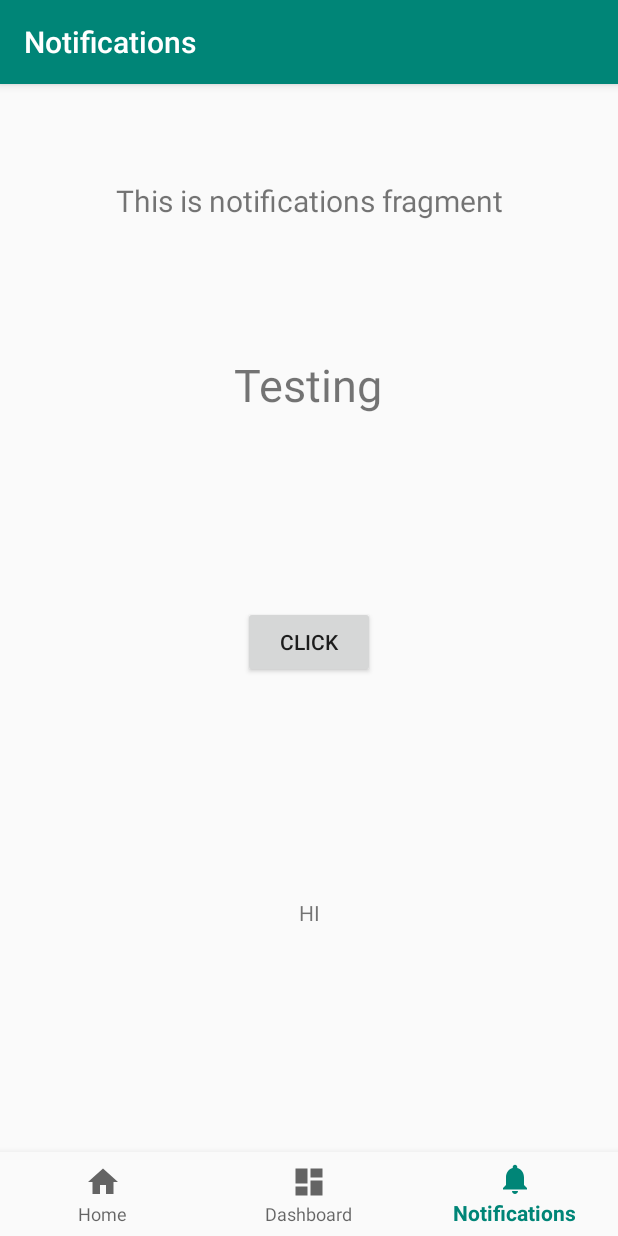
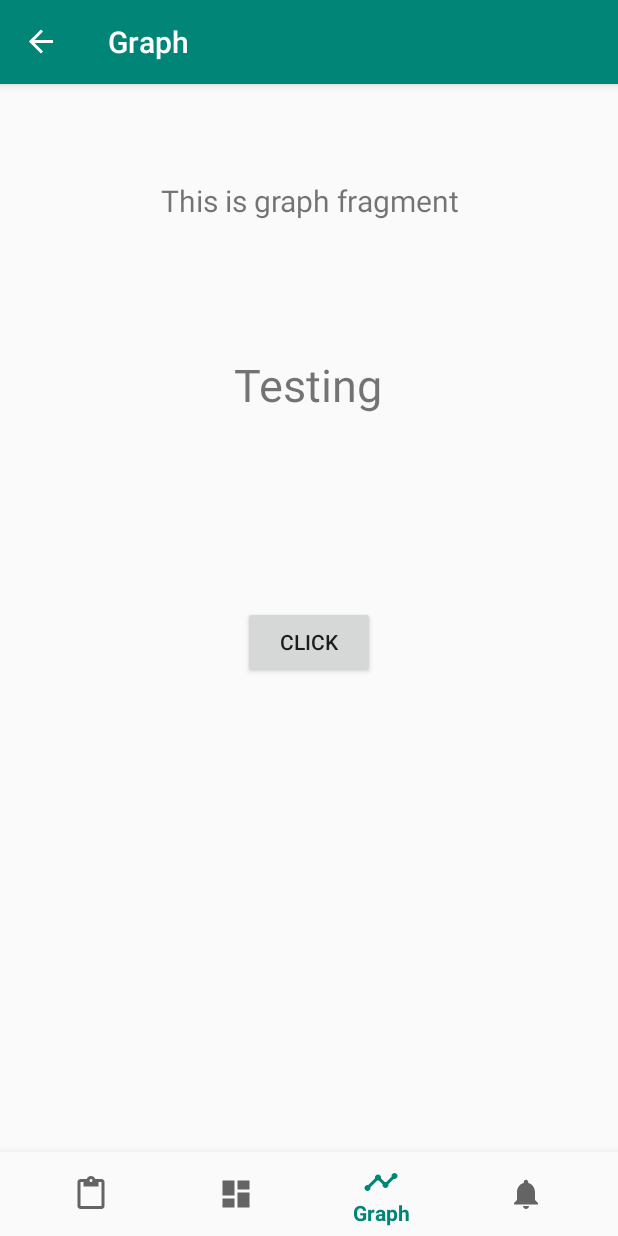
Before and after one commit to jianghao-py/Health-Balancer, an Android app: the screen it shows after launch (MainActivity), item 3 of the bottom bar chosen, on a phone screen of 412 x 824 dp. Run offline under Robolectric (Android 15) with nearby library versions, the phone set to English and light mode, and no system bars; our stand-ins replace navigation-ui.

Commit message:
addtextview: add extra layer

```diff
--- a/app/src/main/AndroidManifest.xml
+++ b/app/src/main/AndroidManifest.xml
@@ -9,6 +9,7 @@
         android:roundIcon="@mipmap/ic_launcher_round"
         android:supportsRtl="true"
         android:theme="@style/AppTheme">
+
         <activity
             android:name=".MainActivity"
             android:label="@string/app_name">
--- /dev/null
+++ b/app/src/main/java/com/example/comp3004project/ui/graph/GraphFragment.java
@@ -0,0 +1,35 @@
+package com.example.comp3004project.ui.graph;
+
+import android.os.Bundle;
+import android.view.LayoutInflater;
+import android.view.View;
+import android.view.ViewGroup;
+import android.widget.TextView;
+
+import androidx.annotation.Nullable;
+import androidx.annotation.NonNull;
+import androidx.fragment.app.Fragment;
+import androidx.lifecycle.Observer;
+import androidx.lifecycle.ViewModelProviders;
+
+import com.example.comp3004project.R;
+
+public class GraphFragment extends Fragment {
+
+    private GraphViewModel graphViewModel;
+
+    public View onCreateView(@NonNull LayoutInflater inflater,
+                             ViewGroup container, Bundle savedInstanceState) {
+        graphViewModel =
+                ViewModelProviders.of(this).get(GraphViewModel.class);
+        View root = inflater.inflate(R.layout.fragment_home, container, false);
+        final TextView textView = root.findViewById(R.id.text_home);
+        graphViewModel.getText().observe(this, new Observer<String>() {
+            @Override
+            public void onChanged(@Nullable String s) {
+                textView.setText(s);
+            }
+        });
+        return root;
+    }
+}
--- /dev/null
+++ b/app/src/main/java/com/example/comp3004project/ui/graph/GraphViewModel.java
@@ -0,0 +1,19 @@
+package com.example.comp3004project.ui.graph;
+
+import androidx.lifecycle.LiveData;
+import androidx.lifecycle.MutableLiveData;
+import androidx.lifecycle.ViewModel;
+
+public class GraphViewModel extends ViewModel {
+
+    private MutableLiveData<String> mText;
+
+    public GraphViewModel() {
+        mText = new MutableLiveData<>();
+        mText.setValue("This is graph fragment");
+    }
+
+    public LiveData<String> getText() {
+        return mText;
+    }
+}
--- /dev/null
+++ b/app/src/main/res/drawable/ic_graph_black_24dp.xml
@@ -0,0 +1,9 @@
+<vector xmlns:android="http://schemas.android.com/apk/res/android"
+        android:width="24dp"
+        android:height="24dp"
+        android:viewportWidth="24.0"
+        android:viewportHeight="24.0">
+    <path
+        android:fillColor="#FF000000"
+        android:pathData="M23,8c0,1.1 -0.9,2 -2,2 -0.18,0 -0.35,-0.02 -0.51,-0.07l-3.56,3.55c0.05,0.16 0.07,0.34 0.07,0.52 0,1.1 -0.9,2 -2,2s-2,-0.9 -2,-2c0,-0.18 0.02,-0.36 0.07,-0.52l-2.55,-2.55c-0.16,0.05 -0.34,0.07 -0.52,0.07s-0.36,-0.02 -0.52,-0.07l-4.55,4.56c0.05,0.16 0.07,0.33 0.07,0.51 0,1.1 -0.9,2 -2,2s-2,-0.9 -2,-2 0.9,-2 2,-2c0.18,0 0.35,0.02 0.51,0.07l4.56,-4.55C8.02,9.36 8,9.18 8,9c0,-1.1 0.9,-2 2,-2s2,0.9 2,2c0,0.18 -0.02,0.36 -0.07,0.52l2.55,2.55c0.16,-0.05 0.34,-0.07 0.52,-0.07s0.36,0.02 0.52,0.07l3.55,-3.56C19.02,8.35 19,8.18 19,8c0,-1.1 0.9,-2 2,-2s2,0.9 2,2z"/>
+</vector>
--- a/app/src/main/res/drawable/ic_home_black_24dp.xml
+++ b/app/src/main/res/drawable/ic_home_black_24dp.xml
@@ -5,5 +5,5 @@
     android:viewportHeight="24.0">
     <path
         android:fillColor="#FF000000"
-        android:pathData="M10,20v-6h4v6h5v-8h3L12,3 2,12h3v8z" />
+        android:pathData="M19,2h-4.18C14.4,0.84 13.3,0 12,0c-1.3,0 -2.4,0.84 -2.82,2L5,2c-1.1,0 -2,0.9 -2,2v16c0,1.1 0.9,2 2,2h14c1.1,0 2,-0.9 2,-2L21,4c0,-1.1 -0.9,-2 -2,-2zM12,2c0.55,0 1,0.45 1,1s-0.45,1 -1,1 -1,-0.45 -1,-1 0.45,-1 1,-1zM19,20L5,20L5,4h2v3h10L17,4h2v16z"/>
 </vector>
--- a/app/src/main/res/layout/activity_main.xml
+++ b/app/src/main/res/layout/activity_main.xml
@@ -62,15 +62,4 @@
         app:layout_constraintStart_toStartOf="parent"
         app:layout_constraintTop_toTopOf="@+id/guideline" />
 
-    <TextView
-        android:id="@+id/textView2"
-        android:layout_width="wrap_content"
-        android:layout_height="wrap_content"
-        android:layout_marginBottom="4dp"
-        android:text="HI"
-        app:layout_constraintBottom_toTopOf="@+id/nav_view"
-        app:layout_constraintEnd_toEndOf="parent"
-        app:layout_constraintStart_toStartOf="parent"
-        app:layout_constraintTop_toBottomOf="@+id/button" />
-
 </androidx.constraintlayout.widget.ConstraintLayout>
--- /dev/null
+++ b/app/src/main/res/layout/fragment_graph.xml
@@ -0,0 +1,19 @@
+<?xml version="1.0" encoding="utf-8"?>
+<androidx.constraintlayout.widget.ConstraintLayout xmlns:android="http://schemas.android.com/apk/res/android"
+    xmlns:app="http://schemas.android.com/apk/res-auto"
+    android:layout_width="match_parent"
+    android:layout_height="match_parent">
+
+    <TextView
+        android:id="@+id/text_graph"
+        android:layout_width="match_parent"
+        android:layout_height="wrap_content"
+        android:layout_marginStart="8dp"
+        android:layout_marginTop="8dp"
+        android:layout_marginEnd="8dp"
+        android:textAlignment="center"
+        android:textSize="20sp"
+        app:layout_constraintEnd_toEndOf="parent"
+        app:layout_constraintStart_toStartOf="parent"
+        app:layout_constraintTop_toTopOf="parent" />
+</androidx.constraintlayout.widget.ConstraintLayout>
--- a/app/src/main/res/menu/bottom_nav_menu.xml
+++ b/app/src/main/res/menu/bottom_nav_menu.xml
@@ -4,12 +4,17 @@
     <item
         android:id="@+id/navigation_home"
         android:icon="@drawable/ic_home_black_24dp"
-        android:title="@string/title_home" />
+        android:title="@string/title_home"
+        />
 
     <item
         android:id="@+id/navigation_dashboard"
         android:icon="@drawable/ic_dashboard_black_24dp"
         android:title="@string/title_dashboard" />
+    <item
+        android:id="@+id/navigation_graph"
+        android:icon="@drawable/ic_graph_black_24dp"
+        android:title="@string/title_graph" />
 
     <item
         android:id="@+id/navigation_notifications"
--- a/app/src/main/res/navigation/mobile_navigation.xml
+++ b/app/src/main/res/navigation/mobile_navigation.xml
@@ -9,13 +9,30 @@
         android:id="@+id/navigation_home"
         android:name="com.example.comp3004project.ui.home.HomeFragment"
         android:label="@string/title_home"
-        tools:layout="@layout/fragment_home" />
+        tools:layout="@layout/fragment_home" >
+        <action
+            android:id="@+id/action_navigation_home_to_navigation_dashboard"
+            app:destination="@id/navigation_dashboard" />
+    </fragment>
 
     <fragment
         android:id="@+id/navigation_dashboard"
         android:name="com.example.comp3004project.ui.dashboard.DashboardFragment"
         android:label="@string/title_dashboard"
-        tools:layout="@layout/fragment_dashboard" />
+        tools:layout="@layout/fragment_dashboard" >
+        <action
+            android:id="@+id/action_navigation_dashboard_to_navigation_graph"
+            app:destination="@id/navigation_graph" />
+    </fragment>
+    <fragment
+        android:id="@+id/navigation_graph"
+        android:name="com.example.comp3004project.ui.graph.GraphFragment"
+        android:label="@string/title_graph"
+        tools:layout="@layout/fragment_graph" >
+        <action
+            android:id="@+id/action_navigation_graph_to_navigation_notifications"
+            app:destination="@id/navigation_notifications" />
+    </fragment>
 
     <fragment
         android:id="@+id/navigation_notifications"
--- a/app/src/main/res/values/strings.xml
+++ b/app/src/main/res/values/strings.xml
@@ -3,6 +3,7 @@
     <string name="title_home">Home</string>
     <string name="title_dashboard">Dashboard</string>
     <string name="title_notifications">Notifications</string>
+    <string name="title_graph">Graph</string>
     <string name="textView1">Testing</string>
     <string name="button1">Click</string>
 </resources>
```
